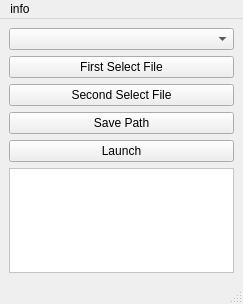
This is ui/main.ui in dbspgnl/opencv_controller as Qt 5 draws it before an edit. The edited form follows.
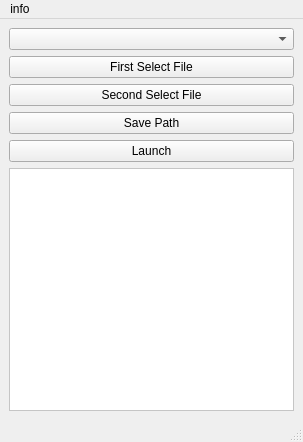
This is the edited form.

```diff
--- a/ui/main.ui
+++ b/ui/main.ui
@@ -6,8 +6,8 @@
    <rect>
     <x>0</x>
     <y>0</y>
-    <width>243</width>
-    <height>304</height>
+    <width>303</width>
+    <height>442</height>
    </rect>
   </property>
   <property name="windowTitle">
@@ -69,7 +69,7 @@
     <rect>
      <x>0</x>
      <y>0</y>
-     <width>243</width>
+     <width>303</width>
      <height>22</height>
     </rect>
    </property>
```
